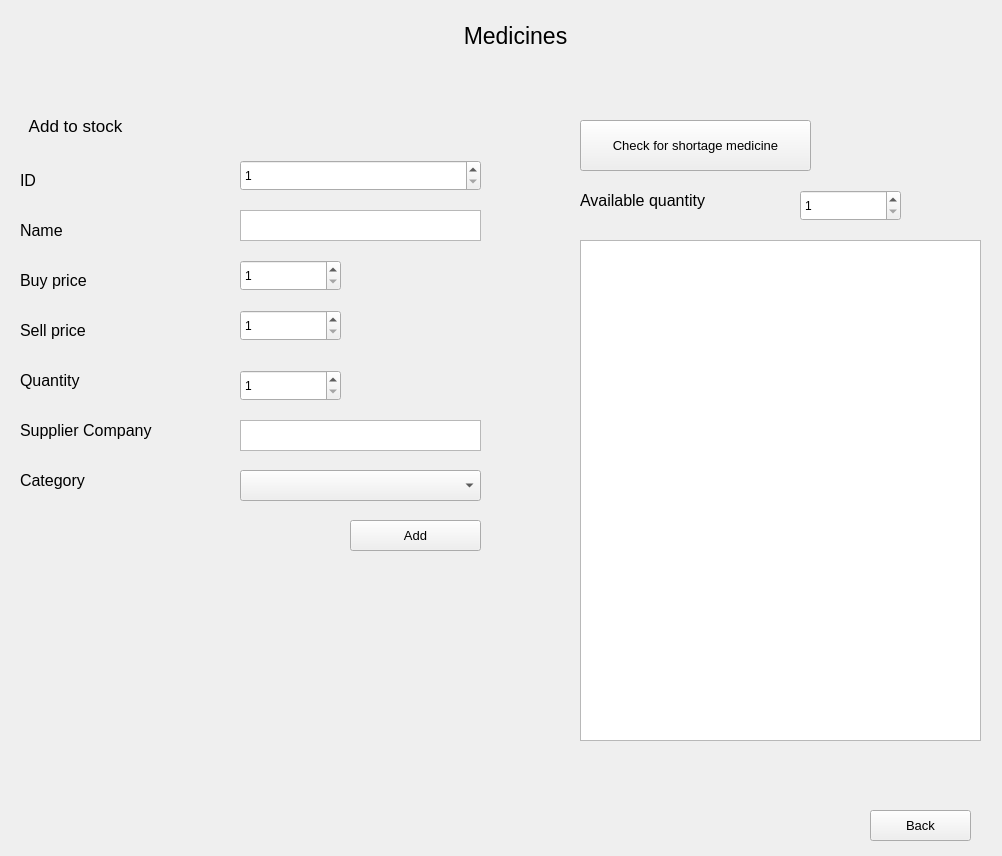
Above: add_medicine_window.ui from osamamuhammad3623/pharmacy_management_system before the change. Below: the same form after it.
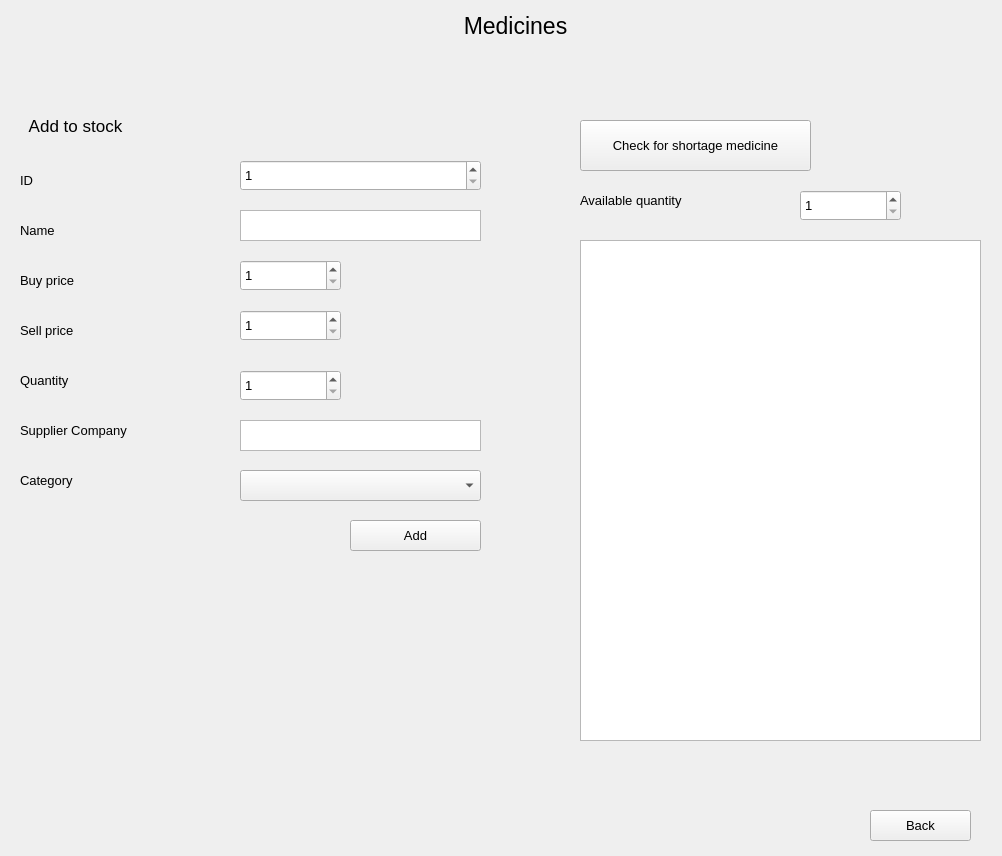
That is the form after the change.

```diff
--- a/add_medicine_window.ui
+++ b/add_medicine_window.ui
@@ -42,7 +42,7 @@
    </property>
    <property name="font">
     <font>
-     <pointsize>12</pointsize>
+     <pointsize>10</pointsize>
     </font>
    </property>
    <property name="text">
@@ -60,7 +60,7 @@
    </property>
    <property name="font">
     <font>
-     <pointsize>12</pointsize>
+     <pointsize>10</pointsize>
     </font>
    </property>
    <property name="text">
@@ -78,7 +78,7 @@
    </property>
    <property name="font">
     <font>
-     <pointsize>12</pointsize>
+     <pointsize>10</pointsize>
     </font>
    </property>
    <property name="text">
@@ -94,6 +94,11 @@
      <height>31</height>
     </rect>
    </property>
+   <property name="font">
+    <font>
+     <pointsize>10</pointsize>
+    </font>
+   </property>
    <property name="minimum">
     <number>1</number>
    </property>
@@ -112,7 +117,7 @@
    </property>
    <property name="font">
     <font>
-     <pointsize>12</pointsize>
+     <pointsize>10</pointsize>
     </font>
    </property>
    <property name="text">
@@ -123,7 +128,7 @@
    <property name="geometry">
     <rect>
      <x>350</x>
-     <y>10</y>
+     <y>0</y>
      <width>331</width>
      <height>51</height>
     </rect>
@@ -151,7 +156,7 @@
    </property>
    <property name="font">
     <font>
-     <pointsize>12</pointsize>
+     <pointsize>10</pointsize>
     </font>
    </property>
    <property name="text">
@@ -182,6 +187,11 @@
      <height>31</height>
     </rect>
    </property>
+   <property name="font">
+    <font>
+     <pointsize>10</pointsize>
+    </font>
+   </property>
    <property name="minimum">
     <number>1</number>
    </property>
@@ -210,7 +220,7 @@
    </property>
    <property name="font">
     <font>
-     <pointsize>12</pointsize>
+     <pointsize>10</pointsize>
     </font>
    </property>
    <property name="text">
@@ -238,7 +248,7 @@
    </property>
    <property name="font">
     <font>
-     <pointsize>12</pointsize>
+     <pointsize>10</pointsize>
     </font>
    </property>
    <property name="text">
@@ -290,6 +300,11 @@
      <height>31</height>
     </rect>
    </property>
+   <property name="font">
+    <font>
+     <pointsize>10</pointsize>
+    </font>
+   </property>
    <property name="minimum">
     <number>1</number>
    </property>
@@ -316,6 +331,11 @@
      <height>31</height>
     </rect>
    </property>
+   <property name="font">
+    <font>
+     <pointsize>10</pointsize>
+    </font>
+   </property>
    <property name="minimum">
     <number>1</number>
    </property>
@@ -334,7 +354,7 @@
    </property>
    <property name="font">
     <font>
-     <pointsize>12</pointsize>
+     <pointsize>10</pointsize>
     </font>
    </property>
    <property name="text">
@@ -371,6 +391,11 @@
      <height>31</height>
     </rect>
    </property>
+   <property name="font">
+    <font>
+     <pointsize>10</pointsize>
+    </font>
+   </property>
    <property name="minimum">
     <number>1</number>
    </property>
```
Left out of the diff: 34 changed lines with no effect on the pictures.
